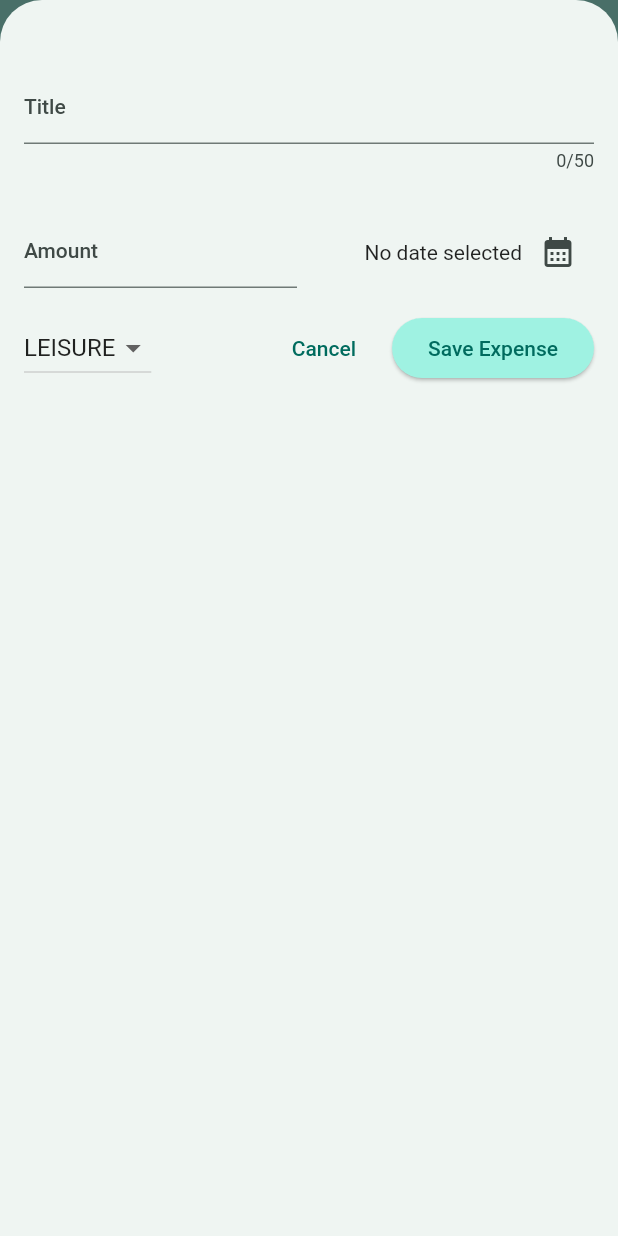
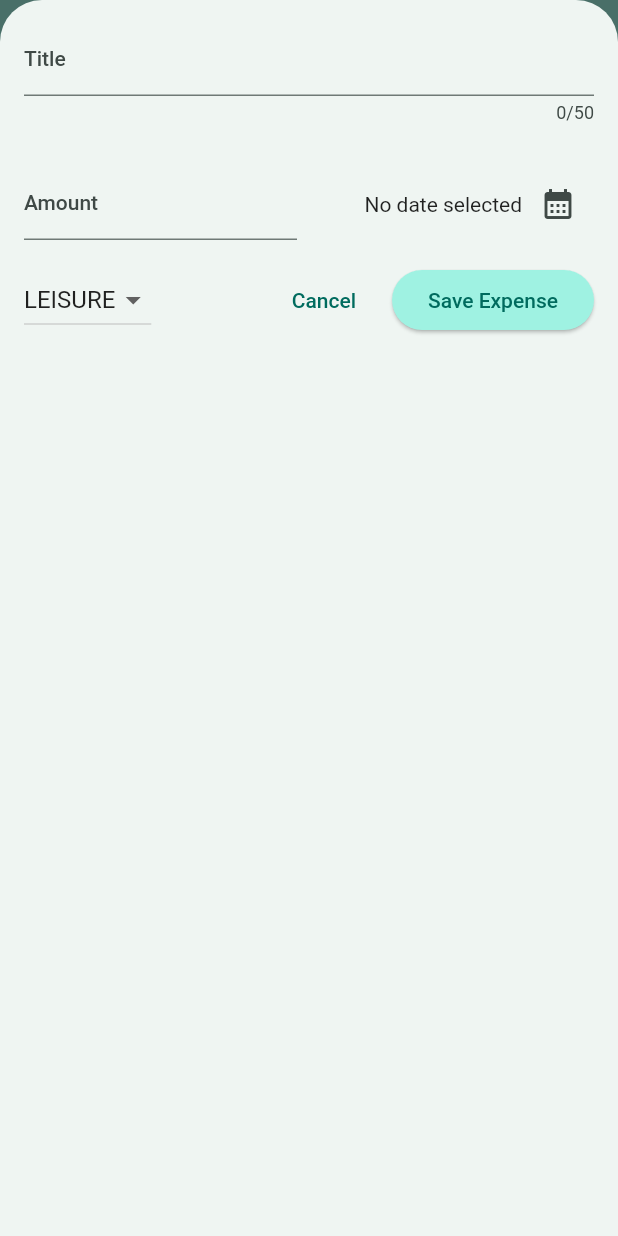
Before and after one commit to stayros130/Flutter_training, a Flutter app: the screen it shows after launch, after a tap on the "add" icon, on a phone screen of 412 x 824 dp. Run offline on Flutter 3.47's test engine with Material 2 defaults, Android fonts, the phone set to English and light mode, and no system bars; our stand-ins replace google_fonts.

Commit message:
Truly done with expense tracker
Truly added portrait mode and a few styling updates to android and IOS

```diff
--- a/expense_tracker/lib/main.dart
+++ b/expense_tracker/lib/main.dart
@@ -8,10 +8,6 @@ var kColorScheme = ColorScheme.fromSeed(seedColor: const Color.fromARGB(255, 32,
 var kDarkColorScheme = ColorScheme.fromSeed(brightness: Brightness.dark, seedColor: const Color.fromARGB(255, 5, 99, 125));
 
 void main() {
-  // WidgetsFlutterBinding.ensureInitialized();
-  // SystemChrome.setPreferredOrientations([
-  //   DeviceOrientation.portraitUp,
-  // ]).then((fn) {
      runApp(
       MaterialApp(
         darkTheme: ThemeData.dark().copyWith(
--- a/expense_tracker/lib/widgets/expenses.dart
+++ b/expense_tracker/lib/widgets/expenses.dart
@@ -31,6 +31,7 @@ class _ExpensesState extends State<Expenses> {
 
   void _openAddExpenseOverlay() {
     showModalBottomSheet(
+      useSafeArea: true,
       isScrollControlled: true,
       context: context,
       builder: (ctx) => NewExpense(onAddExpense: _addExpense),
--- a/expense_tracker/lib/widgets/new_expense.dart
+++ b/expense_tracker/lib/widgets/new_expense.dart
@@ -1,4 +1,7 @@
+import 'dart:io';
+
 import 'package:expense_tracker/models/expense.dart';
+import 'package:flutter/cupertino.dart';
 import 'package:flutter/material.dart';
 
 class NewExpense extends StatefulWidget{
@@ -32,15 +35,30 @@ class _NewExpenseState extends State<NewExpense> {
     });
   }
 
-  void _submitExpenseData() {
-    final enteredAmount = double.tryParse(_amountContoller.text);
-    final amountIsInvalid = enteredAmount == null || enteredAmount <= 0;
-    if (_titleContoller.text.trim().isEmpty || amountIsInvalid || _selectedDate == null) {
+  void _showDialog() {
+    if (Platform.isIOS) {
+      showCupertinoDialog(
+          context: context,
+          builder: (ctx) => CupertinoAlertDialog(
+                title: const Text('Invalid input'),
+                content: const Text(
+                    'Please Make sure a valid title, amount, date and category was entered.'),
+                actions: [
+                  TextButton(
+                    onPressed: () {
+                      Navigator.pop(ctx);
+                    },
+                    child: const Text('Okay'),
+                  ),
+                ],
+              ));
+    } else {
       showDialog(
         context: context,
         builder: (ctx) => AlertDialog(
           title: const Text('Invalid input'),
-          content: const Text ('Please Make sure a valid title, amount, date and category was entered.'),
+          content: const Text(
+              'Please Make sure a valid title, amount, date and category was entered.'),
           actions: [
             TextButton(
               onPressed: () {
@@ -51,6 +69,14 @@ class _NewExpenseState extends State<NewExpense> {
           ],
         ),
       );
+    }
+  }
+
+  void _submitExpenseData() {
+    final enteredAmount = double.tryParse(_amountContoller.text);
+    final amountIsInvalid = enteredAmount == null || enteredAmount <= 0;
+    if (_titleContoller.text.trim().isEmpty || amountIsInvalid || _selectedDate == null) {
+      _showDialog();
       return;
     }
 
@@ -74,20 +100,95 @@ class _NewExpenseState extends State<NewExpense> {
 
   @override
   Widget build(BuildContext context) {
-    return Padding(
-      padding: const EdgeInsets.fromLTRB(16, 48, 16, 16),
+    final keyboardSpace = MediaQuery.of(context).viewInsets.bottom;
+    return LayoutBuilder(builder: (ctx, constraints) {
+      final width = constraints.maxWidth;
+
+      return SizedBox(
+        height: double.infinity,
+        child: SingleChildScrollView(
+          child: Padding(
+            padding: EdgeInsets.fromLTRB(16, 16, 16, keyboardSpace + 16),
             child: Column(
               children: [
+                if (width >= 600)
+                  Row(
+                    crossAxisAlignment: CrossAxisAlignment.start,
+                    children: [
+                      Expanded(
+                        child: TextField(
+                          controller: _titleContoller,
+                          maxLength: 50,
+                          decoration:
+                              const InputDecoration(label: Text('Title')),
+                        ),
+                      ),
+                      const SizedBox(width: 24),
+                      Expanded(
+                        child: TextField(
+                          controller: _amountContoller,
+                          keyboardType: TextInputType.number,
+                          decoration: const InputDecoration(
+                            prefixText: '\$',
+                            label: Text('Amount'),
+                          ),
+                        ),
+                      ),
+                    ],
+                  )
+                else
                 TextField(
                   controller: _titleContoller,
                   maxLength: 50,
-            decoration: const InputDecoration(
-              label: Text('Title')
-            ),
+                  decoration: const InputDecoration(label: Text('Title')),
                 ),
                 const SizedBox(
                   height: 30,
                 ),
+                if (width >= 600)
+                  Row(
+                    children: [
+                      DropdownButton(
+                          value: _selectedCategory,
+                          items: Category.values
+                              .map(
+                                (category) => DropdownMenuItem(
+                                  value: category,
+                                  child: Text(
+                                    category.name.toUpperCase(),
+                                  ),
+                                ),
+                              )
+                              .toList(),
+                          onChanged: (value) {
+                            if (value == null) {
+                              return;
+                            }
+                            setState(() {
+                              _selectedCategory = value;
+                            });
+                          }),
+                      const SizedBox(width: 24),
+                      Expanded(
+                        child: Row(
+                          mainAxisAlignment: MainAxisAlignment.end,
+                          crossAxisAlignment: CrossAxisAlignment.center,
+                          children: [
+                            Text(_selectedDate == null
+                                ? 'No date selected'
+                                : formatter.format(_selectedDate!)),
+                            IconButton(
+                              onPressed: _presentDatePicker,
+                              icon: const Icon(
+                                Icons.calendar_month,
+                              ),
+                            ),
+                          ],
+                        ),
+                      ),
+                    ],
+                  )
+                else
                 Row(
                   children: [
                     Expanded(
@@ -106,7 +207,9 @@ class _NewExpenseState extends State<NewExpense> {
                         mainAxisAlignment: MainAxisAlignment.end,
                         crossAxisAlignment: CrossAxisAlignment.center,
                         children: [
-                    Text(_selectedDate == null ? 'No date selected' : formatter.format(_selectedDate!)),
+                          Text(_selectedDate == null
+                              ? 'No date selected'
+                              : formatter.format(_selectedDate!)),
                           IconButton(
                             onPressed: _presentDatePicker,
                             icon: const Icon(
@@ -119,27 +222,48 @@ class _NewExpenseState extends State<NewExpense> {
                   ],
                 ),
                 const SizedBox(height: 16),
+                if (width >= 600)
+                  Row(
+                    children: [
+                      const Spacer(),
+                      TextButton(
+                        onPressed: () {
+                          Navigator.pop(context);
+                        },
+                        child: const Text('Cancel'),
+                      ),
+                      const SizedBox(
+                        width: 12,
+                      ),
+                      ElevatedButton(
+                        onPressed: _submitExpenseData,
+                        child: const Text('Save Expense'),
+                      ),
+                    ],
+                  )
+                else
                 Row(
                   children: [
                     DropdownButton(
                         value: _selectedCategory,
-                items: Category.values.map(
+                        items: Category.values
+                            .map(
                               (category) => DropdownMenuItem(
                                 value: category,
                                 child: Text(
                                   category.name.toUpperCase(),
                                 ),
                               ),
-                ).toList(),
+                            )
+                            .toList(),
                         onChanged: (value) {
                           if (value == null) {
                             return;
                           }
                           setState(() {
-                    _selectedCategory = value ;
+                            _selectedCategory = value;
                           });
-                }
-              ),
+                        }),
                     const Spacer(),
                     TextButton(
                       onPressed: () {
@@ -158,6 +282,9 @@ class _NewExpenseState extends State<NewExpense> {
                 )
               ],
             ),
+          ),
+        ),
       );
+    });
   }
 }
```
Lines whose indentation alone changed are shown as unchanged.
